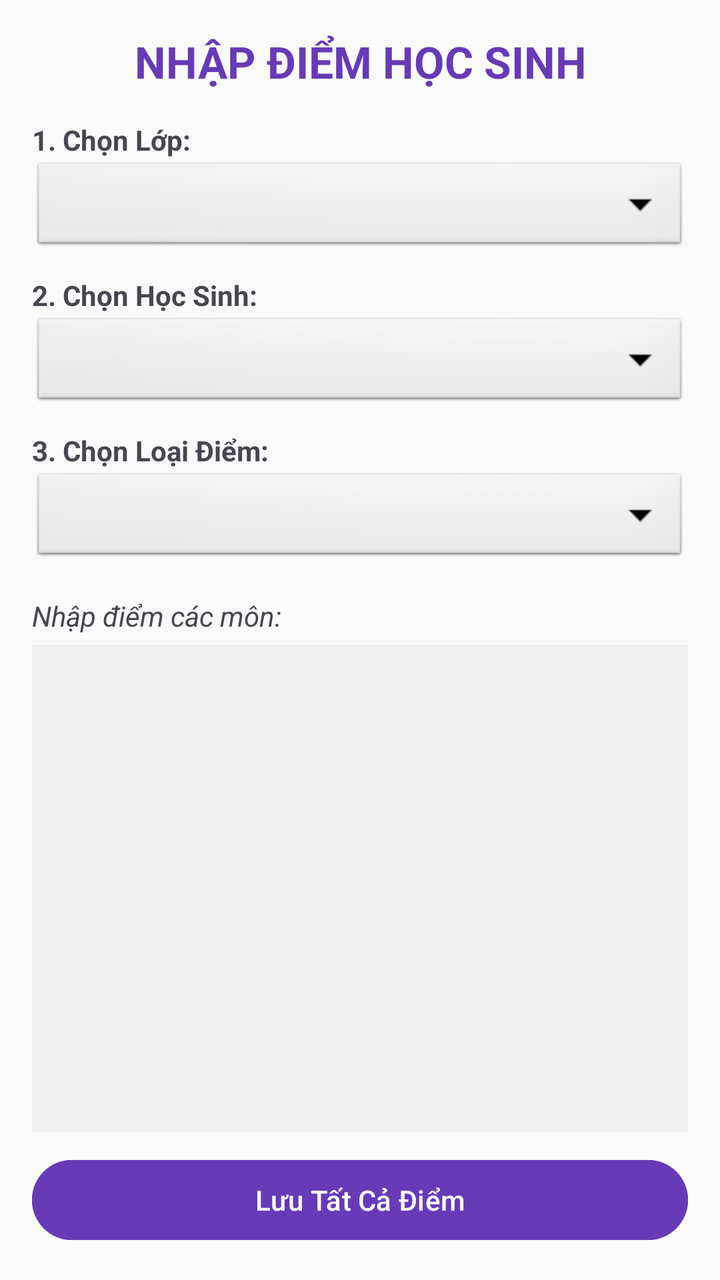
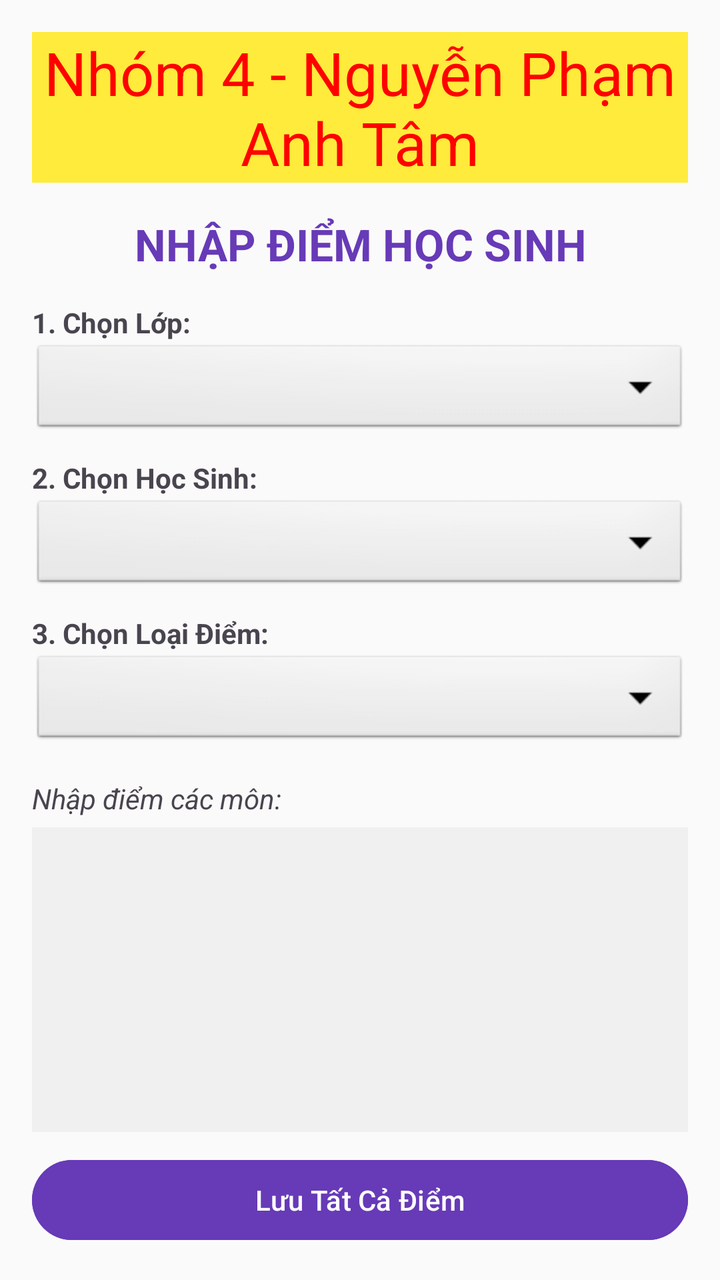

Screens rendered from an Android XML layout before and after an edit, with the pre-edit source and the edit as a unified diff.
<!-- AndroidManifest.xml: application theme Theme.QuanLyTruongHoc -->
<!-- res/layout/activity_quan_ly_diem.xml -->
<?xml version="1.0" encoding="utf-8"?>
<LinearLayout xmlns:android="http://schemas.android.com/apk/res/android"
    android:layout_width="match_parent"
    android:layout_height="match_parent"
    android:orientation="vertical"
    android:padding="16dp"
    android:background="#FAFAFA">

    <TextView
        android:text="NHẬP ĐIỂM HỌC SINH"
        android:textSize="22sp"
        android:textStyle="bold"
        android:textColor="#673AB7"
        android:gravity="center"
        android:layout_width="match_parent"
        android:layout_height="wrap_content"
        android:layout_marginBottom="15dp"/>

    
    <TextView
        android:text="1. Chọn Lớp:"
        android:textStyle="bold"
        android:layout_width="wrap_content"
        android:layout_height="wrap_content"/>
    <Spinner
        android:id="@+id/spnChonLop"
        android:layout_width="match_parent"
        android:layout_height="wrap_content"
        android:minHeight="48dp"
        android:background="@android:drawable/btn_dropdown"
        android:layout_marginBottom="10dp"/>

    
    <TextView
        android:text="2. Chọn Học Sinh:"
        android:textStyle="bold"
        android:layout_width="wrap_content"
        android:layout_height="wrap_content"/>
    <Spinner
        android:id="@+id/spnChonHS"
        android:layout_width="match_parent"
        android:layout_height="wrap_content"
        android:minHeight="48dp"
        android:background="@android:drawable/btn_dropdown"
        android:layout_marginBottom="10dp"/>

    
    <TextView
        android:text="3. Chọn Loại Điểm:"
        android:textStyle="bold"
        android:layout_width="wrap_content"
        android:layout_height="wrap_content"/>
    <Spinner
        android:id="@+id/spnLoaiDiem"
        android:layout_width="match_parent"
        android:layout_height="wrap_content"
        android:minHeight="48dp"
        android:background="@android:drawable/btn_dropdown"
        android:layout_marginBottom="15dp"/>

    
    <TextView
        android:text="Nhập điểm các môn:"
        android:textStyle="italic"
        android:layout_width="wrap_content"
        android:layout_height="wrap_content"/>

    
    <androidx.recyclerview.widget.RecyclerView
        android:id="@+id/rvMonHocInput"
        android:layout_width="match_parent"
        android:layout_height="0dp"
        android:layout_weight="1"
        android:background="#F0F0F0"
        android:layout_marginTop="5dp"
        android:padding="5dp"/>

    <Button
        android:id="@+id/btnLuuTatCa"
        android:layout_width="match_parent"
        android:layout_height="wrap_content"
        android:text="Lưu Tất Cả Điểm"
        android:backgroundTint="#673AB7"
        android:textColor="#FFF"
        android:layout_marginTop="10dp"/>

</LinearLayout>
<!-- resources referenced by this layout -->
<resources>
  <style name="Theme.QuanLyTruongHoc" parent="Base.Theme.QuanLyTruongHoc" />
  <style name="Base.Theme.QuanLyTruongHoc" parent="Theme.Material3.DayNight.NoActionBar">
          
          
      </style>
</resources>

<!-- the commit's change to res/layout/activity_quan_ly_diem.xml (unified diff, before → after) -->
@@ -5,7 +5,15 @@
     android:orientation="vertical"
     android:padding="16dp"
     android:background="#FAFAFA">
-
+    <TextView
+        android:layout_width="match_parent"
+        android:layout_height="wrap_content"
+        android:text="Nhóm 4 - Nguyễn Phạm Anh Tâm"
+        android:textColor="#FF0000"
+        android:textSize="30dp"
+        android:gravity="center"
+        android:background="#FFEB3B"
+        android:layout_marginBottom="16dp"/>
     <TextView
         android:text="NHẬP ĐIỂM HỌC SINH"
         android:textSize="22sp"
